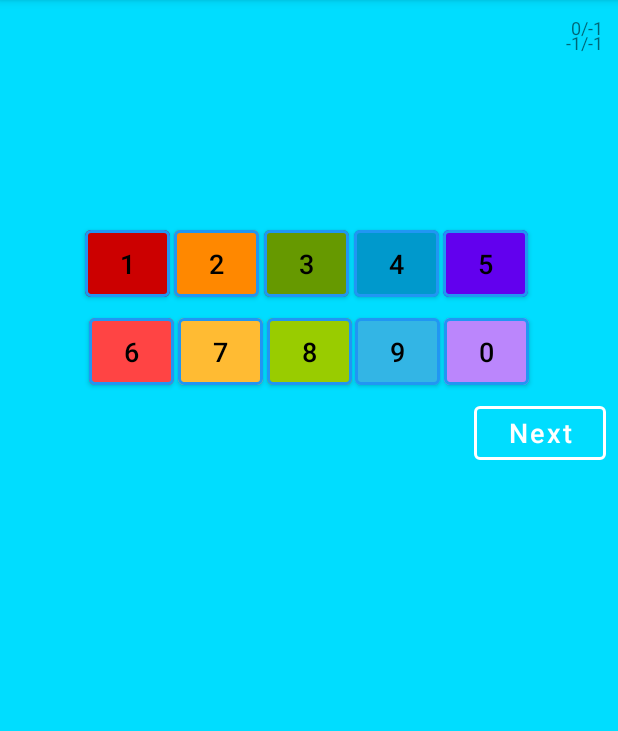
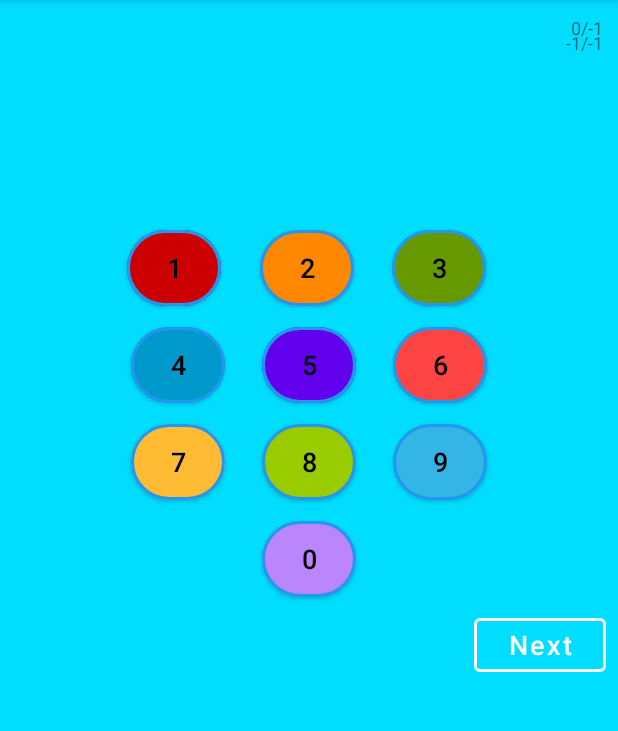
Before and after one commit to roberthinch/DannyApp, an Android app: the MathsGame screen opened directly, with no data from a screen before it, on a phone screen of 412 x 824 dp, the part 84-815 px from its top. Run offline under Robolectric (Android 15) with nearby library versions, the light colour scheme and no system bars.

Commit message:
Change layout of buttons on maths game to make it easier to press them quickly Add a few more German words

```diff
--- a/app/src/main/assets/words.csv
+++ b/app/src/main/assets/words.csv
@@ -99,7 +99,7 @@ ankommen,to arrive,,verb
 aufsehen,to look up,,verb
 ansehen,to look at,,verb
 bestätigen,to confirm,,verb
-aufspringien,to jump up,,verb
+aufspringinen,to jump up,,verb
 aussehen,to look,,verb
 pusten,to blow/puff,,verb
 rechnen,to calculate,,verb
@@ -175,7 +175,7 @@ genug,enough,,adjv
 laut,loud,,adjv
 groß,large,,adjv
 klein,amall,,adjv
-schnell,fast,,adjvx
+schnell,fast,,adjv
 langsam,slow,,adjv
 unterrichten,to teach/instruct,,verb
 seltsam,strange,,adjv
@@ -187,3 +187,16 @@ die Pause,the break/interval,,noun
 die Perle,the pearl,House,noun
 schnarchen,to snore,,verb
 der Traum,the dream,,verb
+der Zwerg,the dwarf,,noun
+die Apfelsine,the orange,Food,noun
+die Orange,the orange,Food,noun
+sich freuen,to be pleased with,,verb
+schwer,heavy/hard,,adjv
+licht,light,,adjv
+weich,soft,,adjv
+hart,hard/firm,,adjv
+ich traf,I met,,verb_fps
+ärgern,to annoy,,verb
+sich ärgern,to get annoyed,,verb
+reimen,to rhyme,,verb
+schnauben,to snort,,verb
--- a/app/src/main/res/layout/activity_maths_game.xml
+++ b/app/src/main/res/layout/activity_maths_game.xml
@@ -51,8 +51,9 @@
 
     <Button
         android:id="@+id/key_1"
-        android:layout_width="9mm"
-        android:layout_height="9mm"
+        android:layout_width="10mm"
+        android:layout_height="10mm"
+        app:cornerRadius="5mm"
         android:layout_marginStart="2dp"
         android:layout_marginLeft="2dp"
         android:layout_marginTop="64dp"
@@ -72,8 +73,9 @@
 
     <Button
         android:id="@+id/key_2"
-        android:layout_width="9mm"
-        android:layout_height="9mm"
+        android:layout_width="10mm"
+        android:layout_height="10mm"
+        app:cornerRadius="5mm"
         android:layout_marginStart="10dp"
         android:layout_marginLeft="10dp"
         android:layout_marginTop="64dp"
@@ -93,8 +95,9 @@
 
     <Button
         android:id="@+id/key_3"
-        android:layout_width="9mm"
-        android:layout_height="9mm"
+        android:layout_width="10mm"
+        android:layout_height="10mm"
+        app:cornerRadius="5mm"
         android:layout_marginStart="10dp"
         android:layout_marginLeft="10dp"
         android:layout_marginTop="64dp"
@@ -106,7 +109,7 @@
         android:textColor="@color/black"
         android:textSize="18sp"
         app:backgroundTint="@android:color/holo_green_dark"
-        app:layout_constraintEnd_toEndOf="@+id/key_4"
+        app:layout_constraintEnd_toEndOf="parent"
         app:layout_constraintStart_toStartOf="@id/key_2"
         app:layout_constraintTop_toBottomOf="@+id/question_text"
         app:strokeColor="#2196F3"
@@ -114,11 +117,12 @@
 
     <Button
         android:id="@+id/key_4"
-        android:layout_width="9mm"
-        android:layout_height="9mm"
+        android:layout_width="10mm"
+        android:layout_height="10mm"
+        app:cornerRadius="5mm"
         android:layout_marginStart="10dp"
         android:layout_marginLeft="10dp"
-        android:layout_marginTop="64dp"
+        android:layout_marginTop="2dp"
         android:layout_marginEnd="10dp"
         android:layout_marginRight="10dp"
         android:onClick="on_select_answer"
@@ -128,18 +132,19 @@
         android:textSize="18sp"
         app:backgroundTint="@android:color/holo_blue_dark"
         app:layout_constraintEnd_toEndOf="@id/key_5"
-        app:layout_constraintStart_toStartOf="@id/key_3"
-        app:layout_constraintTop_toBottomOf="@+id/question_text"
+        app:layout_constraintStart_toStartOf="parent"
+        app:layout_constraintTop_toBottomOf="@id/key_2"
         app:strokeColor="#2196F3"
         app:strokeWidth="2dp" />
 
     <Button
         android:id="@+id/key_5"
-        android:layout_width="9mm"
-        android:layout_height="9mm"
+        android:layout_width="10mm"
+        android:layout_height="10mm"
+        app:cornerRadius="5mm"
         android:layout_marginStart="2dp"
         android:layout_marginLeft="2dp"
-        android:layout_marginTop="64dp"
+        android:layout_marginTop="2dp"
         android:layout_marginEnd="2dp"
         android:layout_marginRight="2dp"
         android:onClick="on_select_answer"
@@ -148,16 +153,17 @@
         android:textColor="@color/black"
         android:textSize="18sp"
         app:backgroundTint="@color/design_default_color_primary"
-        app:layout_constraintEnd_toEndOf="parent"
+        app:layout_constraintEnd_toEndOf="@id/key_6"
         app:layout_constraintStart_toStartOf="@id/key_4"
-        app:layout_constraintTop_toBottomOf="@+id/question_text"
+        app:layout_constraintTop_toBottomOf="@id/key_2"
         app:strokeColor="#2196F3"
         app:strokeWidth="2dp" />
 
     <Button
         android:id="@+id/key_6"
-        android:layout_width="9mm"
-        android:layout_height="9mm"
+        android:layout_width="10mm"
+        android:layout_height="10mm"
+        app:cornerRadius="5mm"
         android:layout_marginStart="2dp"
         android:layout_marginLeft="2dp"
         android:layout_marginTop="2dp"
@@ -169,16 +175,17 @@
         android:textColor="@color/black"
         android:textSize="18sp"
         app:backgroundTint="@android:color/holo_red_light"
-        app:layout_constraintEnd_toEndOf="@id/key_7"
-        app:layout_constraintStart_toStartOf="parent"
-        app:layout_constraintTop_toBottomOf="@id/key_5"
+        app:layout_constraintEnd_toEndOf="parent"
+        app:layout_constraintStart_toStartOf="@id/key_5"
+        app:layout_constraintTop_toBottomOf="@id/key_2"
         app:strokeColor="#2196F3"
         app:strokeWidth="2dp" />
 
     <Button
         android:id="@+id/key_7"
-        android:layout_width="9mm"
-        android:layout_height="9mm"
+        android:layout_width="10mm"
+        android:layout_height="10mm"
+        app:cornerRadius="5mm"
         android:layout_marginStart="2dp"
         android:layout_marginLeft="2dp"
         android:layout_marginTop="2dp"
@@ -191,15 +198,16 @@
         android:textSize="18sp"
         app:backgroundTint="@android:color/holo_orange_light"
         app:layout_constraintEnd_toEndOf="@id/key_8"
-        app:layout_constraintStart_toStartOf="@id/key_6"
+        app:layout_constraintStart_toStartOf="parent"
         app:layout_constraintTop_toBottomOf="@id/key_5"
         app:strokeColor="#2196F3"
         app:strokeWidth="2dp" />
 
     <Button
         android:id="@+id/key_8"
-        android:layout_width="9mm"
-        android:layout_height="9mm"
+        android:layout_width="10mm"
+        android:layout_height="10mm"
+        app:cornerRadius="5mm"
         android:layout_marginStart="64dp"
         android:layout_marginLeft="64dp"
         android:layout_marginTop="2dp"
@@ -219,8 +227,9 @@
 
     <Button
         android:id="@+id/key_9"
-        android:layout_width="9mm"
-        android:layout_height="9mm"
+        android:layout_width="10mm"
+        android:layout_height="10mm"
+        app:cornerRadius="5mm"
         android:layout_marginStart="2dp"
         android:layout_marginLeft="2dp"
         android:layout_marginTop="2dp"
@@ -232,7 +241,7 @@
         android:textColor="@color/black"
         android:textSize="18sp"
         app:backgroundTint="@android:color/holo_blue_light"
-        app:layout_constraintEnd_toEndOf="@id/key_0"
+        app:layout_constraintEnd_toEndOf="parent"
         app:layout_constraintStart_toStartOf="@id/key_8"
         app:layout_constraintTop_toBottomOf="@id/key_5"
         app:strokeColor="#2196F3"
@@ -240,8 +249,10 @@
 
     <Button
         android:id="@+id/key_0"
-        android:layout_width="9mm"
-        android:layout_height="9mm"
+        android:shape="ring"
+        android:layout_width="10mm"
+        android:layout_height="10mm"
+        app:cornerRadius="5mm"
         android:layout_marginStart="2dp"
         android:layout_marginLeft="2dp"
         android:layout_marginTop="2dp"
@@ -255,8 +266,8 @@
         android:textSize="18sp"
         app:backgroundTint="@color/purple_200"
         app:layout_constraintEnd_toEndOf="parent"
-        app:layout_constraintStart_toStartOf="@id/key_9"
-        app:layout_constraintTop_toBottomOf="@id/key_5"
+        app:layout_constraintStart_toStartOf="parent"
+        app:layout_constraintTop_toBottomOf="@id/key_8"
         app:strokeColor="#2196F3"
         app:strokeWidth="2dp" />
 
```
